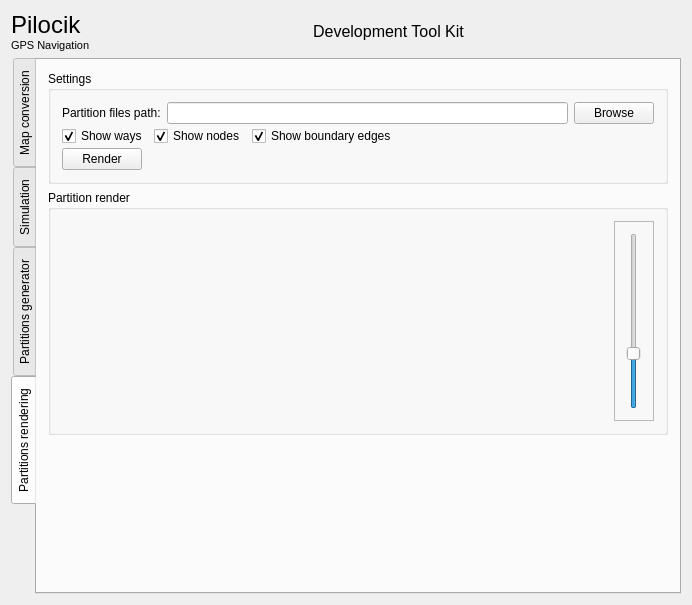
This is Utils/mainwindow.ui in dotevo/Pilocik as Qt 5 draws it before an edit. The edited form follows.
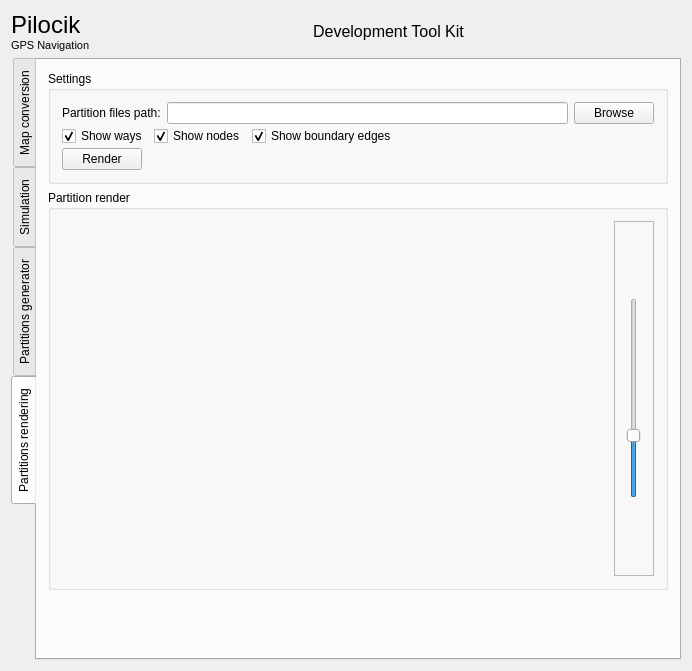
This is the edited form. The open tabs and pages were chosen to show the change. Icons and pictures are not drawn. Custom widgets are drawn as their Qt base class.

Commit message: adjustments in layout

The edit to the form file:
```diff
--- a/Utils/mainwindow.ui
+++ b/Utils/mainwindow.ui
@@ -7,12 +7,19 @@
     <x>0</x>
     <y>0</y>
     <width>692</width>
-    <height>605</height>
+    <height>671</height>
    </rect>
   </property>
   <property name="windowTitle">
    <string>MainWindow</string>
   </property>
+  <property name="windowIcon">
+   <iconset resource="Icons.qrc">
+    <normaloff>:/png/images/pilocik_ico.png</normaloff>:/png/images/pilocik_ico.png</iconset>
+  </property>
+  <property name="tabShape">
+   <enum>QTabWidget::Rounded</enum>
+  </property>
   <widget class="QWidget" name="centralWidget">
    <layout class="QVBoxLayout" name="verticalLayout_5">
     <item>
@@ -1341,6 +1348,12 @@
           </item>
           <item>
            <widget class="QGroupBox" name="groupBox_2">
+            <property name="minimumSize">
+             <size>
+              <width>0</width>
+              <height>400</height>
+             </size>
+            </property>
             <property name="title">
              <string>Partition render</string>
             </property>
```
Left out of the diff: 9 changed lines with no effect on the pictures. The commit also changes 1 other file.
